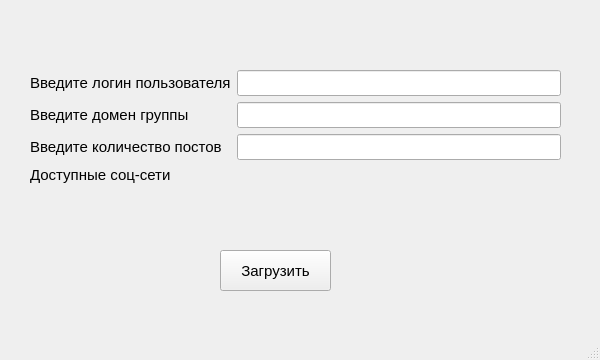
Qt form mainwindow.ui (1kapsula/media_parser) before a commit.
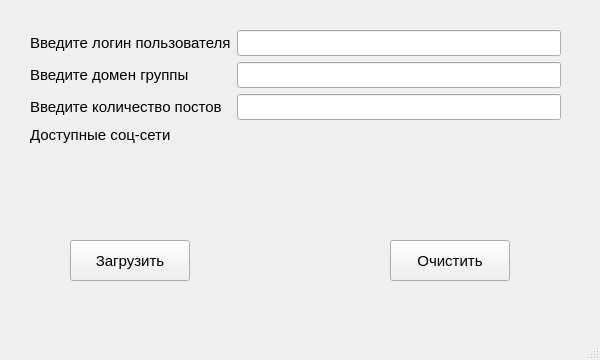
The same form after that commit.

Patch:
```diff
--- a/mainwindow.ui
+++ b/mainwindow.ui
@@ -23,9 +23,9 @@
    <widget class="QPushButton" name="DownloadButton">
     <property name="geometry">
      <rect>
-      <x>220</x>
-      <y>250</y>
-      <width>111</width>
+      <x>70</x>
+      <y>240</y>
+      <width>120</width>
       <height>41</height>
      </rect>
     </property>
@@ -42,7 +42,7 @@
     <property name="geometry">
      <rect>
       <x>30</x>
-      <y>70</y>
+      <y>30</y>
       <width>531</width>
       <height>161</height>
      </rect>
@@ -137,6 +137,24 @@
      </item>
     </layout>
    </widget>
+   <widget class="QPushButton" name="DeletePhotos">
+    <property name="geometry">
+     <rect>
+      <x>390</x>
+      <y>240</y>
+      <width>120</width>
+      <height>41</height>
+     </rect>
+    </property>
+    <property name="font">
+     <font>
+      <pointsize>11</pointsize>
+     </font>
+    </property>
+    <property name="text">
+     <string>Очистить</string>
+    </property>
+   </widget>
   </widget>
   <widget class="QMenuBar" name="menubar">
    <property name="geometry">
```
